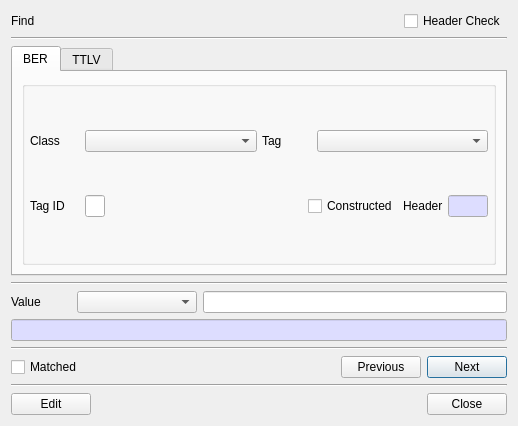
jykim74/BerEditor, file BerEditor/find_dlg.ui: the form before one commit.
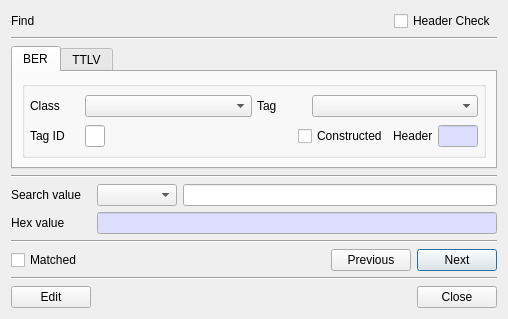
The form after the commit.

Diff of the .ui file:
```diff
--- a/BerEditor/find_dlg.ui
+++ b/BerEditor/find_dlg.ui
@@ -6,8 +6,8 @@
    <rect>
     <x>0</x>
     <y>0</y>
-    <width>518</width>
-    <height>426</height>
+    <width>506</width>
+    <height>319</height>
    </rect>
   </property>
   <property name="windowTitle">
@@ -452,7 +452,7 @@
       <widget class="QComboBox" name="mValueTypeCombo">
        <property name="minimumSize">
         <size>
-         <width>120</width>
+         <width>80</width>
          <height>0</height>
         </size>
        </property>
@@ -462,12 +462,12 @@
       <widget class="QLabel" name="label_3">
        <property name="minimumSize">
         <size>
-         <width>60</width>
+         <width>80</width>
          <height>0</height>
         </size>
        </property>
        <property name="text">
-        <string>Value</string>
+        <string>Search value</string>
        </property>
       </widget>
      </item>
@@ -475,7 +475,7 @@
       <widget class="QLineEdit" name="mValueText">
        <property name="minimumSize">
         <size>
-         <width>300</width>
+         <width>0</width>
          <height>0</height>
         </size>
        </property>
@@ -488,8 +488,14 @@
      <property name="topMargin">
       <number>0</number>
      </property>
-     <item row="0" column="0">
+     <item row="0" column="1">
       <widget class="QLineEdit" name="mValueHexText">
+       <property name="minimumSize">
+        <size>
+         <width>400</width>
+         <height>0</height>
+        </size>
+       </property>
        <property name="palette">
         <palette>
          <active>
@@ -522,6 +528,19 @@
        </property>
       </widget>
      </item>
+     <item row="0" column="0">
+      <widget class="QLabel" name="label">
+       <property name="minimumSize">
+        <size>
+         <width>80</width>
+         <height>0</height>
+        </size>
+       </property>
+       <property name="text">
+        <string>Hex value</string>
+       </property>
+      </widget>
+     </item>
     </layout>
    </item>
    <item>
```
